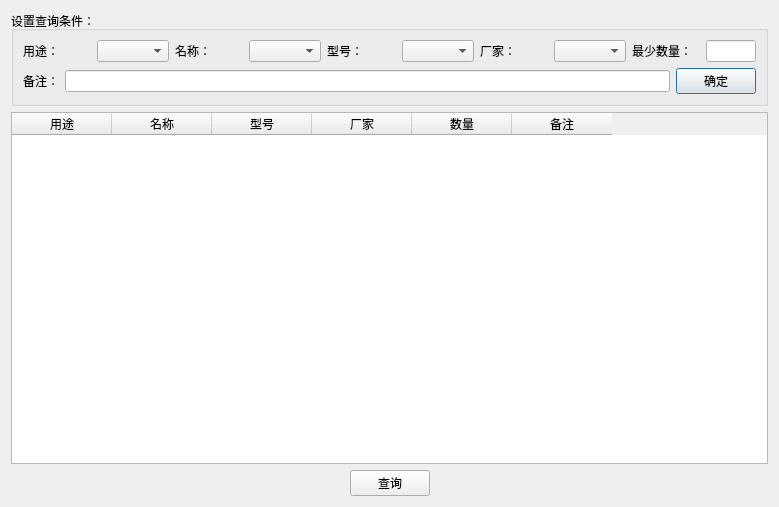
First picture: the form in querysetdialog.ui, repository heathen557/materialManagement, before the edit.
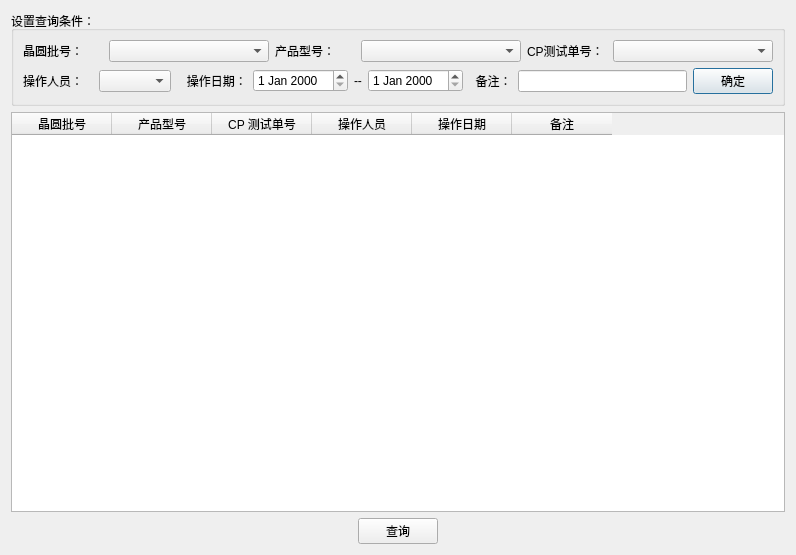
Second picture: the form after the edit. Icons and pictures are not drawn.

Diff of the .ui file:
```diff
--- a/querysetdialog.ui
+++ b/querysetdialog.ui
@@ -6,8 +6,8 @@
    <rect>
     <x>0</x>
     <y>0</y>
-    <width>779</width>
-    <height>507</height>
+    <width>796</width>
+    <height>555</height>
    </rect>
   </property>
   <property name="windowTitle">
@@ -25,11 +25,11 @@
      </property>
      <layout class="QGridLayout" name="gridLayout">
       <item row="0" column="0">
-       <layout class="QHBoxLayout" name="horizontalLayout">
+       <layout class="QHBoxLayout" name="horizontalLayout" stretch="1,2,1,2,1,2">
         <item>
          <widget class="QLabel" name="label">
           <property name="text">
-           <string>用途：</string>
+           <string>晶圆批号：</string>
           </property>
           <property name="scaledContents">
            <bool>true</bool>
@@ -42,7 +42,7 @@
         <item>
          <widget class="QLabel" name="label_2">
           <property name="text">
-           <string>名称：</string>
+           <string>产品型号：</string>
           </property>
           <property name="scaledContents">
            <bool>true</bool>
@@ -55,7 +55,7 @@
         <item>
          <widget class="QLabel" name="label_3">
           <property name="text">
-           <string>型号：</string>
+           <string>CP测试单号：</string>
           </property>
           <property name="scaledContents">
            <bool>true</bool>
@@ -63,49 +63,46 @@
          </widget>
         </item>
         <item>
-         <widget class="QComboBox" name="model_comboBox"/>
-        </item>
-        <item>
-         <widget class="QLabel" name="label_5">
-          <property name="text">
-           <string>厂家：</string>
-          </property>
-          <property name="scaledContents">
-           <bool>true</bool>
-          </property>
-         </widget>
-        </item>
-        <item>
-         <widget class="QComboBox" name="factory_comboBox"/>
-        </item>
-        <item>
-         <widget class="QLabel" name="label_4">
-          <property name="text">
-           <string>最少数量：</string>
-          </property>
-          <property name="scaledContents">
-           <bool>true</bool>
-          </property>
-         </widget>
-        </item>
-        <item>
-         <widget class="QLineEdit" name="number_lineEdit">
-          <property name="maximumSize">
-           <size>
-            <width>50</width>
-            <height>16777215</height>
-           </size>
-          </property>
-         </widget>
+         <widget class="QComboBox" name="CP_testNum_comboBox"/>
         </item>
        </layout>
       </item>
       <item row="1" column="0">
        <layout class="QHBoxLayout" name="horizontalLayout_3">
+        <item>
+         <widget class="QLabel" name="label_7">
+          <property name="text">
+           <string>操作人员：   </string>
+          </property>
+         </widget>
+        </item>
+        <item>
+         <widget class="QComboBox" name="operator_comboBox"/>
+        </item>
+        <item>
+         <widget class="QLabel" name="label_4">
+          <property name="text">
+           <string>   操作日期：</string>
+          </property>
+         </widget>
+        </item>
+        <item>
+         <widget class="QDateEdit" name="dateEdit"/>
+        </item>
+        <item>
+         <widget class="QLabel" name="label_5">
+          <property name="text">
+           <string>--</string>
+          </property>
+         </widget>
+        </item>
+        <item>
+         <widget class="QDateEdit" name="dateEdit_2"/>
+        </item>
         <item>
          <widget class="QLabel" name="label_6">
           <property name="text">
-           <string>备注：</string>
+           <string>  备注：</string>
           </property>
          </widget>
         </item>
@@ -132,27 +129,27 @@
     <widget class="QTableWidget" name="tableWidget">
      <column>
       <property name="text">
-       <string>用途</string>
+       <string>晶圆批号</string>
       </property>
      </column>
      <column>
       <property name="text">
-       <string>名称</string>
+       <string>产品型号</string>
       </property>
      </column>
      <column>
       <property name="text">
-       <string>型号</string>
+       <string>CP 测试单号</string>
       </property>
      </column>
      <column>
       <property name="text">
-       <string>厂家</string>
+       <string>操作人员</string>
       </property>
      </column>
      <column>
       <property name="text">
-       <string>数量</string>
+       <string>操作日期</string>
       </property>
      </column>
      <column>
```
Left out of the diff: 4 changed lines with no effect on the pictures.
